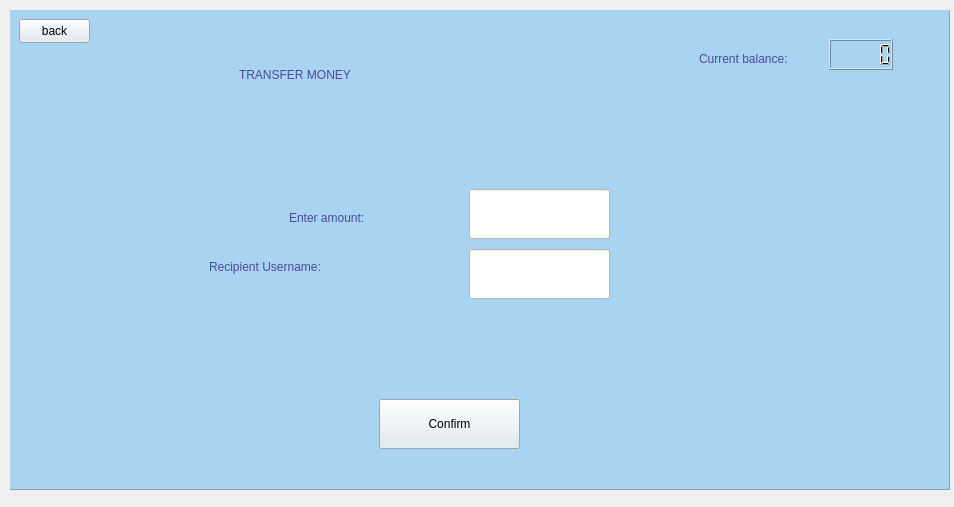
Qt form view/transfer.ui (rawsashimi1604/1009_BankingSystem) before a commit.
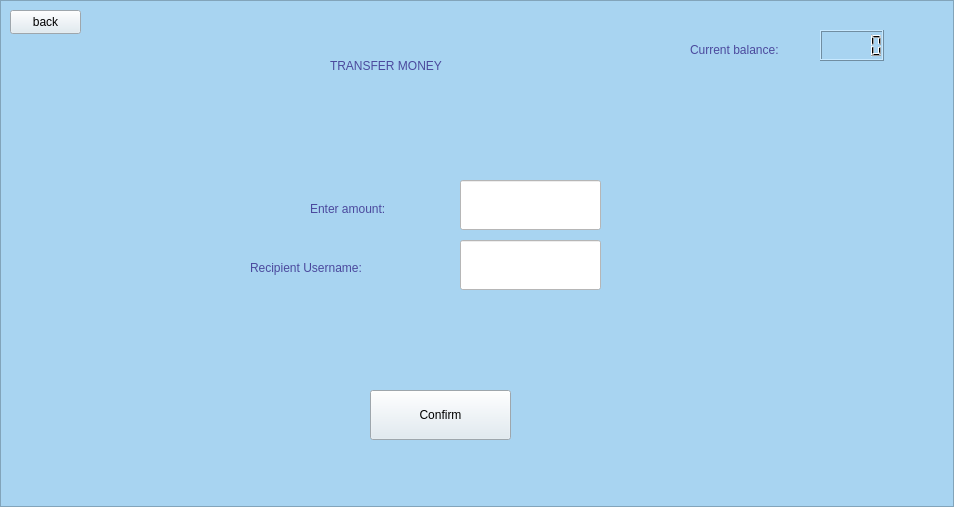
The same form after that commit.

The edit to the form file:
```diff
--- a/view/transfer.ui
+++ b/view/transfer.ui
@@ -19,20 +19,20 @@
   <widget class="QStackedWidget" name="stackedWidget">
    <property name="geometry">
     <rect>
-     <x>10</x>
-     <y>10</y>
-     <width>941</width>
-     <height>491</height>
+     <x>0</x>
+     <y>0</y>
+     <width>954</width>
+     <height>507</height>
     </rect>
    </property>
    <widget class="QWidget" name="page">
     <widget class="QFrame" name="frame">
      <property name="geometry">
       <rect>
-       <x>-1</x>
-       <y>-1</y>
-       <width>941</width>
-       <height>481</height>
+       <x>0</x>
+       <y>0</y>
+       <width>954</width>
+       <height>507</height>
       </rect>
      </property>
      <property name="styleSheet">
@@ -64,7 +64,7 @@
      <widget class="QLabel" name="label">
       <property name="geometry">
        <rect>
-        <x>230</x>
+        <x>330</x>
         <y>10</y>
         <width>461</width>
         <height>111</height>
@@ -81,7 +81,7 @@
      <widget class="QLabel" name="label_4">
       <property name="geometry">
        <rect>
-        <x>280</x>
+        <x>310</x>
         <y>170</y>
         <width>171</width>
         <height>78</height>
@@ -98,8 +98,8 @@
      <widget class="QLabel" name="label_5">
       <property name="geometry">
        <rect>
-        <x>200</x>
-        <y>240</y>
+        <x>250</x>
+        <y>250</y>
         <width>251</width>
         <height>35</height>
        </rect>
```
